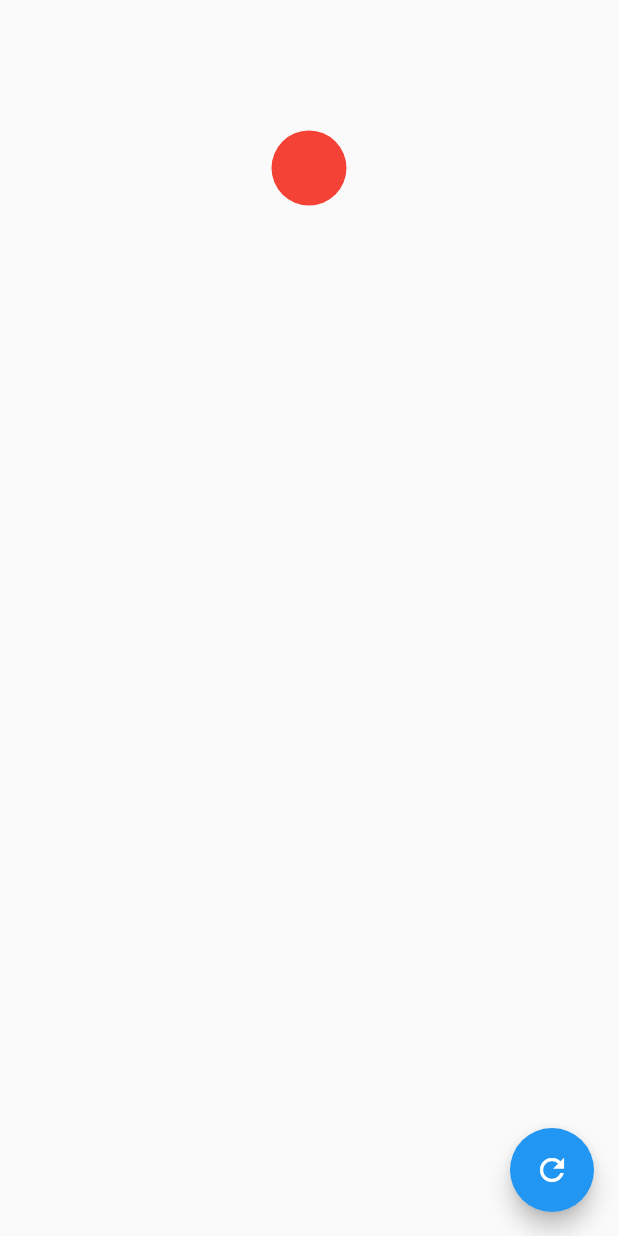
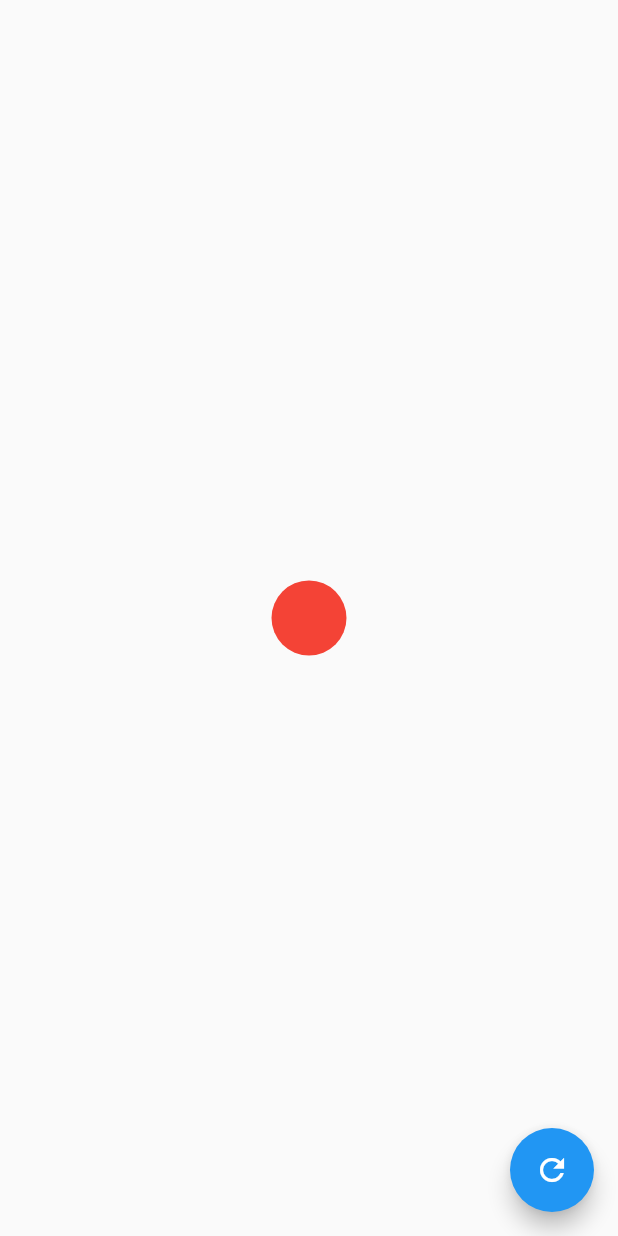
Before and after one commit to matheusEduardoTavares/FlutterFlutterando, a Flutter app: the screen it shows after launch, on a phone screen of 412 x 824 dp. Run offline on Flutter 3.47's test engine with Material 2 defaults, Android fonts, the phone set to English and light mode, and no system bars.

Commit message:
Animações Explícitas

```diff
--- a/animacoes/lib/home_page.dart/home_page.dart
+++ b/animacoes/lib/home_page.dart/home_page.dart
@@ -9,6 +9,53 @@ class _HomePageState extends State<HomePage> {
   var startSize = 50.0;
   var endSize = 100.0;
   bool isGrowing = false;
+
+  //Essa não é uma forma muito adequada de gerenciar
+  //o estado desta aplicação, pois temos muita
+  //repetição de código nos 2 estados.
+
+  Widget _stateNormal(){
+    //O Flutter reaproveita a key na árvore de elementos
+    //de forma que mesmo que 2 AnimatedContainer
+    //diferentes sejam renderizados, eles sejam o mesmo
+    return AnimatedContainer(
+      //se não passarmos o atributo key o flutter
+      //gera automaticamente ele, e gerará o mesmo
+      //key para esse animated container ou o do
+      //state grow pois será chamado no mesmo local
+      //Se passarmos, se forem iguais surtirão efeito
+      //no mesmo widget, se forem diferentes o
+      //flutter entenderá que são 2 widgets
+      //diferentes logo não terá + interpolação
+      // key: ValueKey("key"),
+      //Para garantir a mesma instância de 2 widgets
+      //é só eles terem a mesma key.
+      transform: Matrix4.identity()..translate(0.0, 0.0),
+      duration: Duration(seconds: 2),
+      width: startSize,
+      height: startSize,
+      decoration: BoxDecoration(
+        borderRadius: BorderRadius.circular(40),
+        color: Colors.red
+      )
+    );
+  }
+
+  Widget _stateGrow(){
+    //O AnimatedContainer serve para animações
+    //explícitas, ou seja, que criamos na mão.
+    return AnimatedContainer(
+      // key: ValueKey("key 2"),
+      transform: Matrix4.identity()..translate(0.0, -300.0),
+      duration: Duration(seconds: 2),
+      width: endSize,
+      height: endSize,
+      decoration: BoxDecoration(
+        borderRadius: BorderRadius.circular(40),
+        color: Colors.red
+      )
+    );
+  }
 
 
   @override
@@ -23,26 +70,7 @@ class _HomePageState extends State<HomePage> {
         child: Icon(Icons.refresh),
       ),
       body: Center(
-        //animações ímplicitas = tudo já está sendo
-        //feito internamente. Há vários widgets desse
-        //que se iniciam com Animated
-        child: AnimatedContainer(
-          // o Matrix4.identity deixa identado
-          //no centro do widget de layout pai, no
-          //caso o center, então esse elemento
-          //será identado ao centro da tela
-          //Uma forma de transladar:
-          transform: Matrix4.identity()..translate(0.0, -300.0),
-          //usamos o .. para de uma mesma instância executar
-          //2 métodos.
-          duration: Duration(seconds: 2),
-          width: isGrowing ? endSize : startSize,
-          height: isGrowing ? endSize : startSize,
-          decoration: BoxDecoration(
-            borderRadius: BorderRadius.circular(40),
-            color: Colors.red
-          )
-        ),
+        child: isGrowing ? _stateGrow() : _stateNormal(),
       )
     );
   }
```
